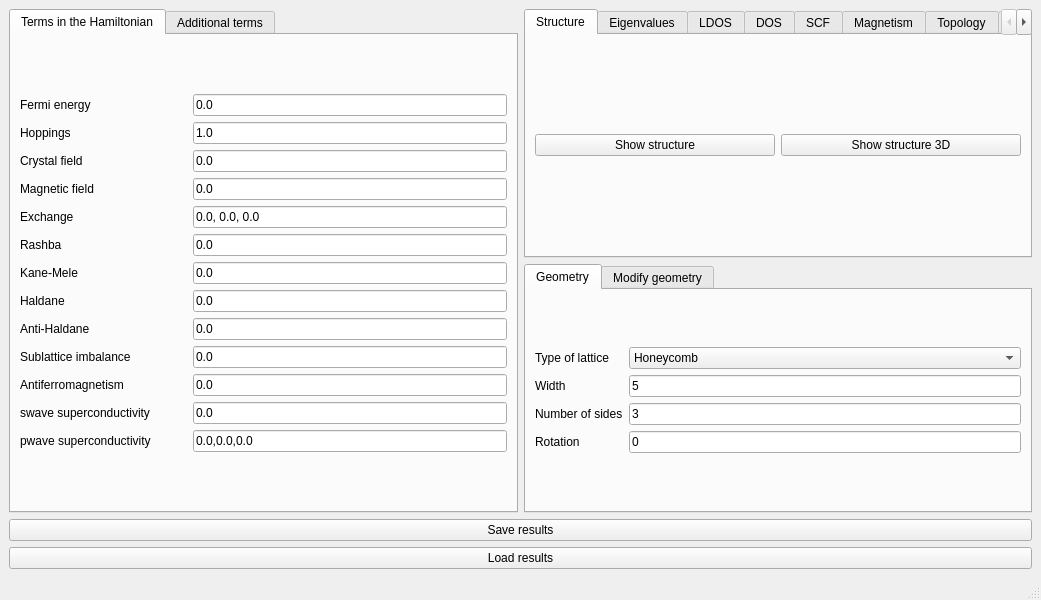
Above: interface-pyqt/0d/interface.ui from joselado/quantum-lattice before the change. Below: the same form after it.
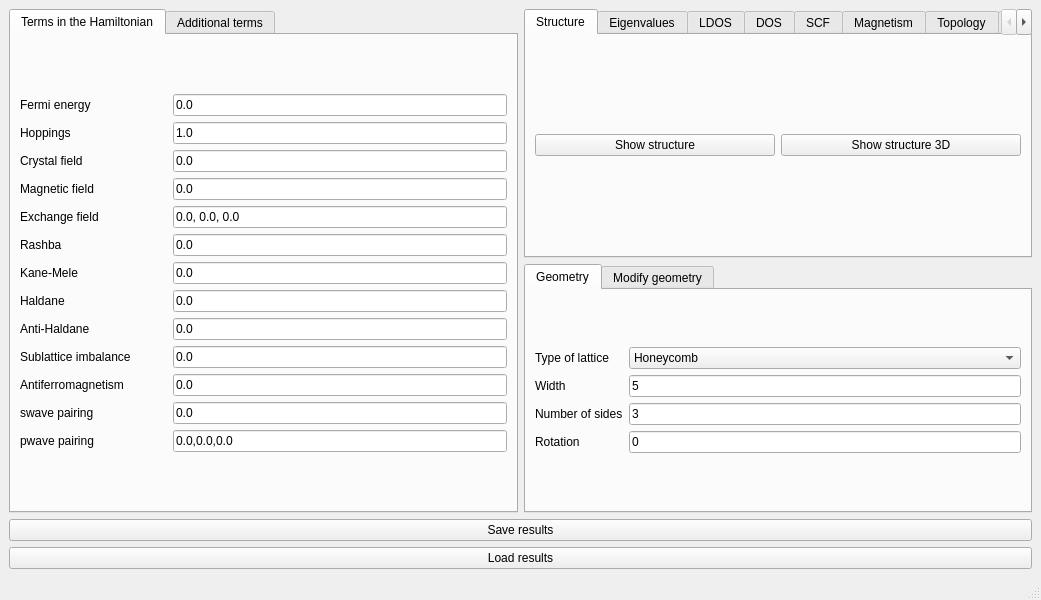
That is the form after the change. Custom widgets are drawn as their Qt base class.

Commit message: Unify Hamiltonian-term label wording; fix SCF mean-field tabs collapsing to zero height

Patch:
```diff
--- a/interface-pyqt/0d/interface.ui
+++ b/interface-pyqt/0d/interface.ui
@@ -160,7 +160,7 @@
           <item row="11" column="0">
            <widget class="BodyLabel" name="label_swave">
             <property name="text">
-             <string>swave superconductivity</string>
+             <string>swave pairing</string>
             </property>
            </widget>
           </item>
@@ -188,7 +188,7 @@
           <item row="12" column="0">
            <widget class="BodyLabel" name="label_pwave">
             <property name="text">
-             <string>pwave superconductivity</string>
+             <string>pwave pairing</string>
             </property>
            </widget>
           </item>
@@ -279,7 +279,7 @@
           <item row="4" column="0">
            <widget class="BodyLabel" name="label_exchange">
             <property name="text">
-             <string>Exchange</string>
+             <string>Exchange field</string>
             </property>
            </widget>
           </item>
```
The commit also changes 14 other files.
